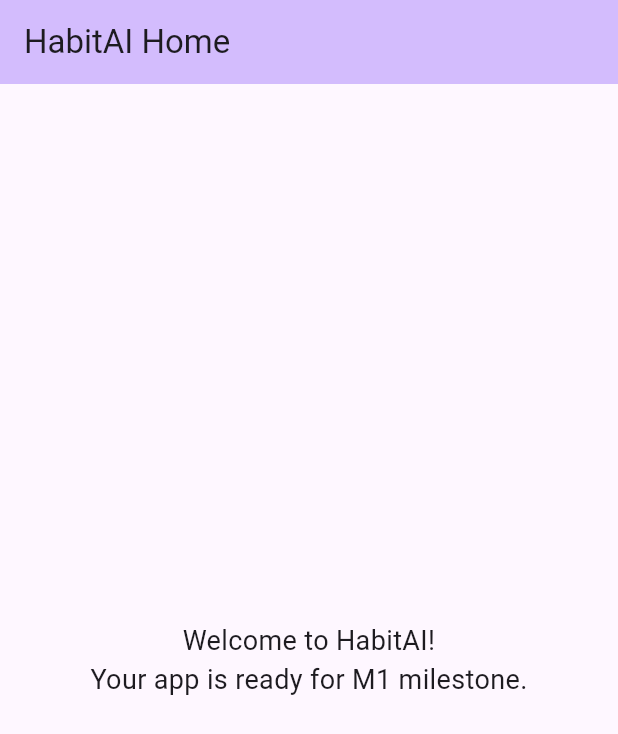
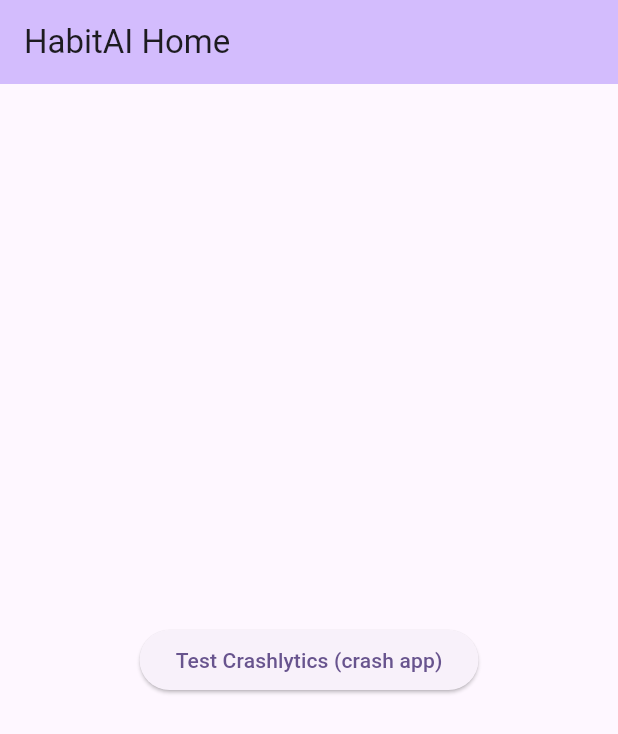
Before and after one commit to Sunil88568/HabitAi_Main, a Flutter app: the screen it shows after launch, on a phone screen of 412 x 824 dp. Shown: the top 734 px of the screen. Run offline on Flutter 3.47's test engine with Material 3 defaults, Android fonts, the phone set to English and light mode, and no system bars; our stand-ins replace firebase_analytics, firebase_core, firebase_crashlytics, flutter_dotenv; accounts and stored records are empty.

Commit message:
completed m1

```diff
--- a/lib/main.dart
+++ b/lib/main.dart
@@ -1,5 +1,7 @@
 import 'package:flutter/material.dart';
 import 'package:firebase_core/firebase_core.dart';
+import 'package:firebase_crashlytics/firebase_crashlytics.dart';
+import 'package:firebase_analytics/firebase_analytics.dart';
 import 'package:flutter_dotenv/flutter_dotenv.dart';
 
 import 'firebase_options_dev.dart';
@@ -9,13 +11,13 @@
 Future<void> main() async {
   WidgetsFlutterBinding.ensureInitialized();
 
-  // 1️⃣ Determine flavor: dev, staging, prod
+  // 1️⃣ Determine flavor
   const env = String.fromEnvironment('ENV', defaultValue: 'dev');
 
-  // 2️⃣ Load corresponding .env file
+  // 2️⃣ Load .env file for current flavor
   await dotenv.load(fileName: ".env.$env");
 
-  // 3️⃣ Initialize Firebase based on flavor
+  // 3️⃣ Choose Firebase config
   FirebaseOptions firebaseOptions;
   switch (env) {
     case 'staging':
@@ -28,7 +30,14 @@
       firebaseOptions = DefaultFirebaseOptionsDev.currentPlatform;
   }
 
+  // 4️⃣ Initialize Firebase
   await Firebase.initializeApp(options: firebaseOptions);
+
+  // 5️⃣ Initialize Crashlytics & handle uncaught errors
+  FlutterError.onError = FirebaseCrashlytics.instance.recordFlutterFatalError;
+
+  // 6️⃣ Log app start to Analytics
+  await FirebaseAnalytics.instance.logEvent(name: 'app_start', parameters: {'env': env});
 
   runApp(const HabitAIApp());
 }
@@ -42,6 +51,9 @@
     return MaterialApp(
       title: 'HabitAI',
       debugShowCheckedModeBanner: false,
+      navigatorObservers: [
+        FirebaseAnalyticsObserver(analytics: FirebaseAnalytics.instance),
+      ],
       theme: ThemeData(
         colorScheme: ColorScheme.fromSeed(seedColor: Colors.deepPurple),
         useMaterial3: true,
@@ -62,11 +74,13 @@
         title: const Text('HabitAI Home'),
         backgroundColor: Theme.of(context).colorScheme.inversePrimary,
       ),
-      body: const Center(
-        child: Text(
-          'Welcome to HabitAI!\nYour app is ready for M1 milestone.',
-          textAlign: TextAlign.center,
-          style: TextStyle(fontSize: 18),
+      body: Center(
+        child: ElevatedButton(
+          onPressed: () {
+            // Crash test button
+            FirebaseCrashlytics.instance.crash();
+          },
+          child: const Text('Test Crashlytics (crash app)'),
         ),
       ),
     );
```
Also changed, not shown: pubspec.lock.
